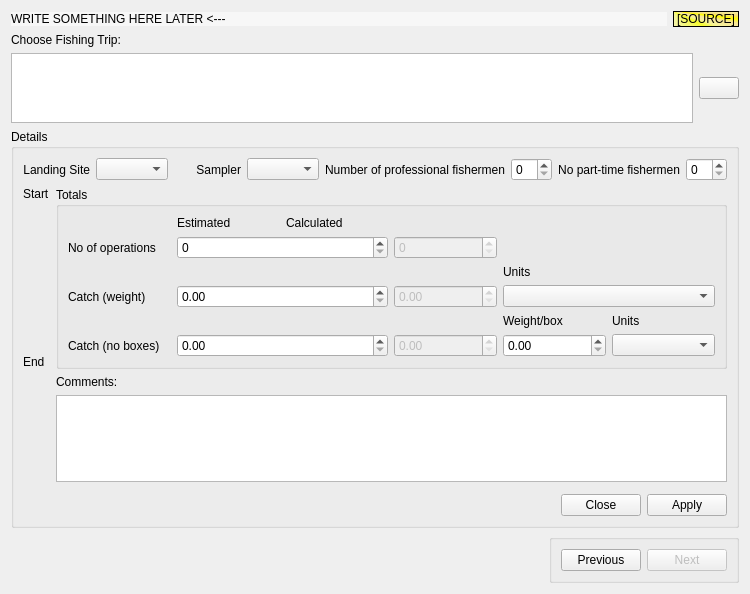
The window that app_new/frmtrip.ui (doublebyte1/app_solution) describes before a commit, drawn with Qt 5.
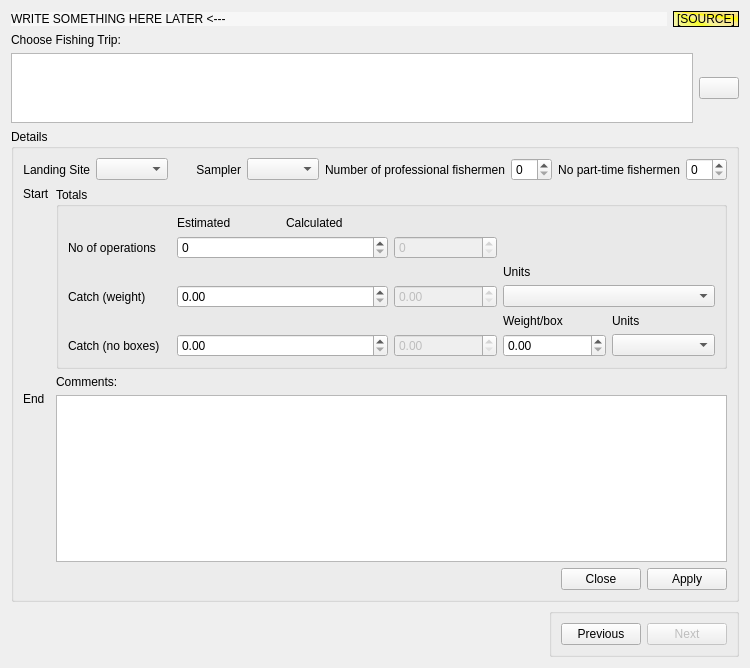
The same window after the commit. Icons and pictures are not drawn. Custom widgets are drawn as their Qt base class.

```diff
--- a/app_new/frmtrip.ui
+++ b/app_new/frmtrip.ui
@@ -7,14 +7,14 @@
     <x>0</x>
     <y>0</y>
     <width>750</width>
-    <height>594</height>
+    <height>668</height>
    </rect>
   </property>
   <property name="windowTitle">
    <string>Form</string>
   </property>
-  <layout class="QVBoxLayout" name="verticalLayout_7">
-   <item>
+  <layout class="QGridLayout" name="gridLayout">
+   <item row="0" column="0">
     <layout class="QHBoxLayout" name="horizontalLayout_9">
      <item>
       <widget class="QLabel" name="lbHeader">
@@ -60,7 +60,7 @@
      </item>
     </layout>
    </item>
-   <item>
+   <item row="1" column="0">
     <widget class="QLabel" name="label_23">
      <property name="text">
       <string>Choose Fishing Trip:</string>
@@ -70,10 +70,16 @@
      </property>
     </widget>
    </item>
-   <item>
+   <item row="2" column="0">
     <layout class="QHBoxLayout" name="horizontalLayout_15">
      <item>
       <widget class="QTableView" name="tableView">
+       <property name="sizePolicy">
+        <sizepolicy hsizetype="Expanding" vsizetype="Expanding">
+         <horstretch>0</horstretch>
+         <verstretch>0</verstretch>
+        </sizepolicy>
+       </property>
        <property name="toolTip">
         <string>Choose cell (or create a new one)</string>
        </property>
@@ -111,13 +117,19 @@
      </item>
     </layout>
    </item>
-   <item>
+   <item row="3" column="0">
     <widget class="QGroupBox" name="groupDetails">
+     <property name="sizePolicy">
+      <sizepolicy hsizetype="Preferred" vsizetype="Preferred">
+       <horstretch>0</horstretch>
+       <verstretch>0</verstretch>
+      </sizepolicy>
+     </property>
      <property name="title">
       <string>Details</string>
      </property>
-     <layout class="QGridLayout" name="gridLayout_3">
-      <item row="0" column="0" colspan="2">
+     <layout class="QVBoxLayout" name="verticalLayout_3">
+      <item>
        <layout class="QHBoxLayout" name="horizontalLayout_11">
         <item>
          <widget class="QLabel" name="label_2">
@@ -140,9 +152,6 @@
           <property name="alignment">
            <set>Qt::AlignRight|Qt::AlignTrailing|Qt::AlignVCenter</set>
           </property>
-          <property name="buddy">
-           <cstring>cmbLS</cstring>
-          </property>
          </widget>
         </item>
         <item>
@@ -196,8 +205,10 @@
         </item>
        </layout>
       </item>
-      <item row="1" column="0" rowspan="5">
-       <layout class="QVBoxLayout" name="verticalLayout_6">
+      <item>
+       <layout class="QHBoxLayout" name="horizontalLayout">
+        <item>
+         <layout class="QVBoxLayout" name="verticalLayout">
         <item>
          <widget class="QLabel" name="label_14">
           <property name="sizePolicy">
@@ -212,14 +223,7 @@
          </widget>
         </item>
         <item>
-         <widget class="CustomTimeCtrl" name="customDtStart">
-          <property name="sizePolicy">
-           <sizepolicy hsizetype="Preferred" vsizetype="Minimum">
-            <horstretch>0</horstretch>
-            <verstretch>0</verstretch>
-           </sizepolicy>
-          </property>
-         </widget>
+           <widget class="CustomTimeCtrl" name="customDtStart"/>
         </item>
         <item>
          <widget class="QLabel" name="label_25">
@@ -235,21 +239,16 @@
          </widget>
         </item>
         <item>
-         <widget class="CustomTimeCtrl" name="customDtEnd">
-          <property name="sizePolicy">
-           <sizepolicy hsizetype="Preferred" vsizetype="Minimum">
-            <horstretch>0</horstretch>
-            <verstretch>0</verstretch>
-           </sizepolicy>
-          </property>
-         </widget>
+           <widget class="CustomTimeCtrl" name="customDtEnd"/>
         </item>
        </layout>
       </item>
-      <item row="1" column="1">
+        <item>
+         <layout class="QVBoxLayout" name="verticalLayout_2">
+          <item>
        <widget class="QGroupBox" name="groupTotals">
         <property name="sizePolicy">
-         <sizepolicy hsizetype="Preferred" vsizetype="Fixed">
+             <sizepolicy hsizetype="Preferred" vsizetype="Expanding">
           <horstretch>0</horstretch>
           <verstretch>0</verstretch>
          </sizepolicy>
@@ -426,7 +425,30 @@
         </layout>
        </widget>
       </item>
-      <item row="5" column="1">
+          <item>
+           <widget class="QLabel" name="label_13">
+            <property name="sizePolicy">
+             <sizepolicy hsizetype="Preferred" vsizetype="Fixed">
+              <horstretch>0</horstretch>
+              <verstretch>0</verstretch>
+             </sizepolicy>
+            </property>
+            <property name="text">
+             <string>Comments:</string>
+            </property>
+           </widget>
+          </item>
+          <item>
+           <widget class="QPlainTextEdit" name="textComments">
+            <property name="sizePolicy">
+             <sizepolicy hsizetype="Expanding" vsizetype="Preferred">
+              <horstretch>0</horstretch>
+              <verstretch>0</verstretch>
+             </sizepolicy>
+            </property>
+           </widget>
+          </item>
+          <item>
        <layout class="QHBoxLayout" name="horizontalLayout_12">
         <item>
          <widget class="QDialogButtonBox" name="buttonBox">
@@ -437,26 +459,14 @@
         </item>
        </layout>
       </item>
-      <item row="3" column="1">
-       <widget class="QPlainTextEdit" name="textComments"/>
-      </item>
-      <item row="2" column="1">
-       <widget class="QLabel" name="label_13">
-        <property name="sizePolicy">
-         <sizepolicy hsizetype="Preferred" vsizetype="Fixed">
-          <horstretch>0</horstretch>
-          <verstretch>0</verstretch>
-         </sizepolicy>
-        </property>
-        <property name="text">
-         <string>Comments:</string>
-        </property>
-       </widget>
+         </layout>
+        </item>
+       </layout>
       </item>
      </layout>
     </widget>
    </item>
-   <item>
+   <item row="4" column="0">
     <layout class="QHBoxLayout" name="horizontalLayout_16">
      <item>
       <spacer name="horizontalSpacer_2">
```
Left out of the diff: 34 changed lines with no effect on the pictures. Lines whose indentation alone changed are shown as unchanged.
